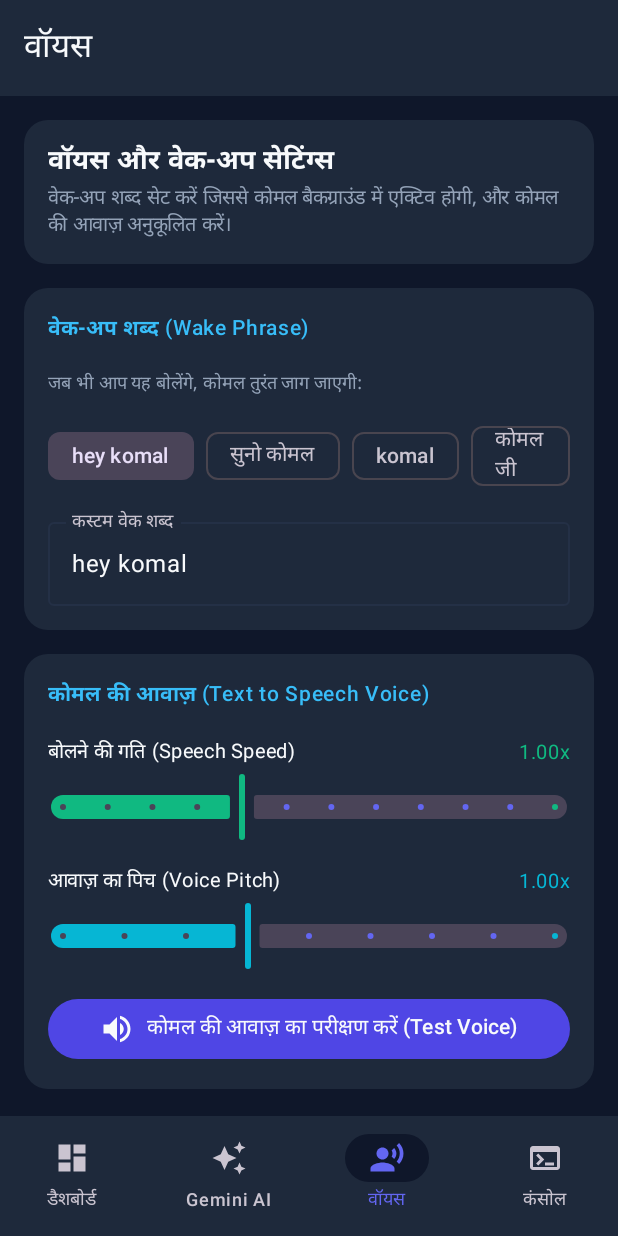
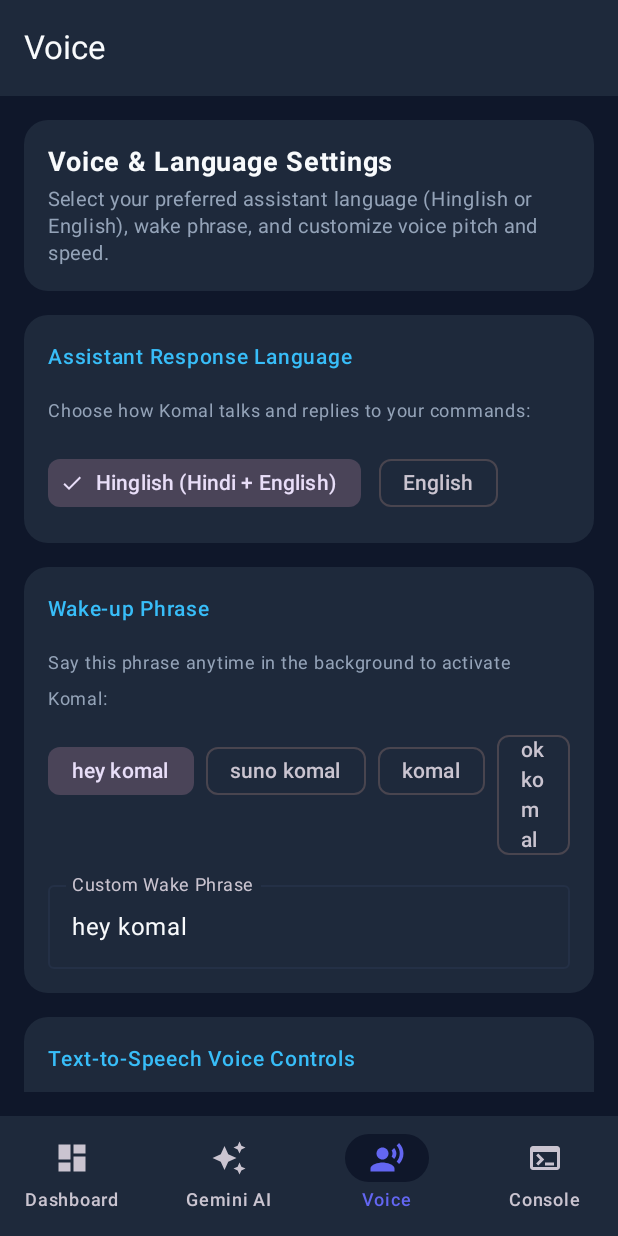
Before and after one commit to raufzen/KomalAI, an Android app built with Jetpack Compose: the screen it shows after launch (MainActivity), item 3 of the bottom bar chosen, on a phone screen of 412 x 824 dp. Run offline under Robolectric (Android 15) with nearby library versions, the phone set to English and light mode, and no system bars.

Commit message:
feat: add Hinglish + English language support, update UI and docs

```diff
--- a/app/src/main/java/com/komal/ai/data/PreferencesManager.kt
+++ b/app/src/main/java/com/komal/ai/data/PreferencesManager.kt
@@ -27,8 +27,15 @@ class PreferencesManager(context: Context) {
         get() = prefs.getString("wake_word", "hey komal") ?: "hey komal"
         set(value) = prefs.edit().putString("wake_word", value).apply()
 
+    /**
+     * App language: "hinglish" or "english"
+     */
+    var appLanguage: String
+        get() = prefs.getString("app_language", "hinglish") ?: "hinglish"
+        set(value) = prefs.edit().putString("app_language", value).apply()
+
     var voiceLanguage: String
-        get() = prefs.getString("voice_language", "hi_IN") ?: "hi_IN"
+        get() = prefs.getString("voice_language", "en_IN") ?: "en_IN"
         set(value) = prefs.edit().putString("voice_language", value).apply()
 
     var ttsPitch: Float
--- a/app/src/main/java/com/komal/ai/ui/MainActivity.kt
+++ b/app/src/main/java/com/komal/ai/ui/MainActivity.kt
@@ -25,19 +25,17 @@ import com.komal.ai.ui.theme.KomalAITheme
 import com.komal.ai.ui.theme.PrimaryIndigo
 
 enum class KomalTab(val title: String, val icon: ImageVector) {
-    DASHBOARD("डैशबोर्ड", Icons.Default.Dashboard),
+    DASHBOARD("Dashboard", Icons.Default.Dashboard),
     GEMINI("Gemini AI", Icons.Default.AutoAwesome),
-    VOICE("वॉयस", Icons.Default.RecordVoiceOver),
-    CONSOLE("कंसोल", Icons.Default.Terminal)
+    VOICE("Voice", Icons.Default.RecordVoiceOver),
+    CONSOLE("Console", Icons.Default.Terminal)
 }
 
 class MainActivity : ComponentActivity() {
 
     private val requestPermissionLauncher = registerForActivityResult(
         ActivityResultContracts.RequestMultiplePermissions()
-    ) { permissions ->
-        // Permissions granted callback
-    }
+    ) { permissions -> }
 
     override fun onCreate(savedInstanceState: Bundle?) {
         super.onCreate(savedInstanceState)
--- a/app/src/main/java/com/komal/ai/ui/screens/DashboardScreen.kt
+++ b/app/src/main/java/com/komal/ai/ui/screens/DashboardScreen.kt
@@ -100,7 +100,7 @@ fun DashboardScreen(onNavigateToGemini: () -> Unit) {
                                 color = Color.White
                             )
                             Text(
-                                text = "Phone Controller & Voice Automation",
+                                text = "Autonomous Phone Controller & Voice Agent",
                                 fontSize = 13.sp,
                                 color = Color.White.copy(alpha = 0.8f)
                             )
@@ -110,7 +110,7 @@ fun DashboardScreen(onNavigateToGemini: () -> Unit) {
                     Spacer(modifier = Modifier.height(16.dp))
 
                     Text(
-                        text = "बोलिए: \"सुनो कोमल, WhatsApp पर Rahul को मैसेज करो\" या \"YouTube पर गाने चलाओ\"",
+                        text = "Try saying: \"Hey Komal, WhatsApp pe Rahul ko Hello bhejo\" or \"Play songs on YouTube\"",
                         fontSize = 13.sp,
                         color = Color.White.copy(alpha = 0.9f),
                         lineHeight = 18.sp
@@ -134,13 +134,13 @@ fun DashboardScreen(onNavigateToGemini: () -> Unit) {
             ) {
                 Column(modifier = Modifier.weight(1f)) {
                     Text(
-                        text = "पृष्ठभूमि वॉयस सेवा (Background Wake)",
+                        text = "Background Voice Wake-up",
                         fontWeight = FontWeight.SemiBold,
                         fontSize = 15.sp,
                         color = TextPrimary
                     )
                     Text(
-                        text = if (isVoiceActive) "सक्रिय है - 'सुनो कोमल' सुन रहा है" else "निष्क्रिय - चालू करने के लिए स्विच दबाएं",
+                        text = if (isVoiceActive) "Active - Listening for '${prefs.wakeWord}'" else "Disabled - Toggle switch to enable",
                         fontSize = 12.sp,
                         color = if (isVoiceActive) AccentEmerald else TextSecondary
                     )
@@ -166,7 +166,7 @@ fun DashboardScreen(onNavigateToGemini: () -> Unit) {
         }
 
         Text(
-            text = "सिस्टम अनुमतियां (System Permissions)",
+            text = "Required Permissions",
             fontSize = 14.sp,
             fontWeight = FontWeight.Bold,
             color = AccentCyanLight
@@ -175,7 +175,7 @@ fun DashboardScreen(onNavigateToGemini: () -> Unit) {
         // Permission Card 1: Accessibility Service
         PermissionStatusCard(
             title = "Phone Controller Accessibility Service",
-            subtitle = "फ़ोन स्क्रीन पढ़ने, WhatsApp में टाइपिंग और क्लिक करने के लिए आवश्यक है",
+            subtitle = "Required to inspect screen, auto-type in WhatsApp, tap buttons and scroll",
             icon = Icons.Default.Accessibility,
             isGranted = isAccessibilityActive,
             actionLabel = "Enable in Settings",
@@ -190,10 +190,10 @@ fun DashboardScreen(onNavigateToGemini: () -> Unit) {
         // Permission Card 2: Draw Over Other Apps (Overlay)
         PermissionStatusCard(
             title = "Floating Assistant Bubble (Overlay)",
-            subtitle = "फ़ोन पर किसी भी ऐप के ऊपर कोमल का फ्लोटिंग इंटरफ़ेस दिखाने के लिए",
+            subtitle = "Shows dynamic floating pill indicator over other apps when Komal is active",
             icon = Icons.Default.Layers,
             isGranted = isOverlayGranted,
-            actionLabel = "Grant Overlay",
+            actionLabel = "Grant Overlay Permission",
             onClick = {
                 if (Build.VERSION.SDK_INT >= Build.VERSION_CODES.M) {
                     val intent = Intent(
@@ -207,7 +207,7 @@ fun DashboardScreen(onNavigateToGemini: () -> Unit) {
             }
         )
 
-        // Gemini API Configuration Quick Card
+        // Gemini AI Quick Status Card
         Card(
             shape = RoundedCornerShape(16.dp),
             colors = CardDefaults.cardColors(containerColor = DarkSurface),
@@ -224,7 +224,7 @@ fun DashboardScreen(onNavigateToGemini: () -> Unit) {
                         tint = AccentCyan
                     )
                     Text(
-                        text = "Google Gemini AI मॉडल स्थिति",
+                        text = "Google Gemini AI Status",
                         fontWeight = FontWeight.SemiBold,
                         color = TextPrimary
                     )
@@ -234,7 +234,7 @@ fun DashboardScreen(onNavigateToGemini: () -> Unit) {
 
                 val hasKey = prefs.apiKey.isNotBlank()
                 Text(
-                    text = if (hasKey) "सक्रिय मॉडल: ${prefs.selectedMainModel}" else "Gemini API Key अभी सेट नहीं है!",
+                    text = if (hasKey) "Active Model: ${prefs.selectedMainModel}" else "Gemini API Key is not set yet!",
                     fontSize = 13.sp,
                     color = if (hasKey) AccentEmerald else AccentRose
                 )
@@ -246,7 +246,7 @@ fun DashboardScreen(onNavigateToGemini: () -> Unit) {
                     modifier = Modifier.fillMaxWidth(),
                     colors = ButtonDefaults.outlinedButtonColors(contentColor = AccentCyan)
                 ) {
-                    Text("API Key और मॉडल कॉन्फ़िगर करें")
+                    Text("Configure API Key & Models")
                 }
             }
         }
@@ -296,7 +296,7 @@ fun PermissionStatusCard(
                     contentColor = if (isGranted) AccentEmerald else AccentAmber
                 ) {
                     Text(
-                        text = if (isGranted) "Active" else "Needed",
+                        text = if (isGranted) "Granted" else "Required",
                         fontSize = 11.sp,
                         fontWeight = FontWeight.Bold,
                         modifier = Modifier.padding(horizontal = 6.dp, vertical = 2.dp)
--- a/app/src/main/java/com/komal/ai/ui/screens/VoiceSettingsScreen.kt
+++ b/app/src/main/java/com/komal/ai/ui/screens/VoiceSettingsScreen.kt
@@ -25,12 +25,12 @@ fun VoiceSettingsScreen() {
     val app = context.applicationContext as KomalApp
     val prefs = app.preferencesManager
 
+    var appLanguage by remember { mutableStateOf(prefs.appLanguage) }
     var wakeWordInput by remember { mutableStateOf(prefs.wakeWord) }
     var speechPitch by remember { mutableFloatStateOf(prefs.ttsPitch) }
     var speechSpeed by remember { mutableFloatStateOf(prefs.ttsSpeed) }
-    var voiceLanguage by remember { mutableStateOf(prefs.voiceLanguage) }
 
-    val presetWakePhrases = listOf("hey komal", "सुनो कोमल", "komal", "कोमल जी")
+    val presetWakePhrases = listOf("hey komal", "suno komal", "komal", "ok komal")
 
     Column(
         modifier = Modifier
@@ -48,14 +48,14 @@ fun VoiceSettingsScreen() {
         ) {
             Column(modifier = Modifier.padding(16.dp)) {
                 Text(
-                    text = "वॉयस और वेक-अप सेटिंग्स",
+                    text = "Voice & Language Settings",
                     fontSize = 18.sp,
                     fontWeight = FontWeight.Bold,
                     color = TextPrimary
                 )
                 Spacer(modifier = Modifier.height(4.dp))
                 Text(
-                    text = "वेक-अप शब्द सेट करें जिससे कोमल बैकग्राउंड में एक्टिव होगी, और कोमल की आवाज़ अनुकूलित करें।",
+                    text = "Select your preferred assistant language (Hinglish or English), wake phrase, and customize voice pitch and speed.",
                     fontSize = 13.sp,
                     color = TextSecondary,
                     lineHeight = 18.sp
@@ -63,7 +63,7 @@ fun VoiceSettingsScreen() {
             }
         }
 
-        // Wake Word Settings
+        // Assistant Language Selection Card (Hinglish / English)
         Card(
             shape = RoundedCornerShape(16.dp),
             colors = CardDefaults.cardColors(containerColor = DarkSurface),
@@ -74,19 +74,83 @@ fun VoiceSettingsScreen() {
                 verticalArrangement = Arrangement.spacedBy(12.dp)
             ) {
                 Text(
-                    text = "वेक-अप शब्द (Wake Phrase)",
+                    text = "Assistant Response Language",
                     fontWeight = FontWeight.SemiBold,
                     fontSize = 14.sp,
                     color = AccentCyanLight
                 )
 
                 Text(
-                    text = "जब भी आप यह बोलेंगे, कोमल तुरंत जाग जाएगी:",
+                    text = "Choose how Komal talks and replies to your commands:",
                     fontSize = 12.sp,
                     color = TextSecondary
                 )
 
-                // Quick presets
+                Row(
+                    modifier = Modifier.fillMaxWidth(),
+                    horizontalArrangement = Arrangement.spacedBy(12.dp)
+                ) {
+                    // Option 1: Hinglish
+                    FilterChip(
+                        selected = appLanguage == "hinglish",
+                        onClick = {
+                            appLanguage = "hinglish"
+                            prefs.appLanguage = "hinglish"
+                            app.ttsManager.setLanguage("hinglish")
+                            Toast.makeText(context, "Language set to Hinglish", Toast.LENGTH_SHORT).show()
+                        },
+                        label = { Text("Hinglish (Hindi + English)") },
+                        leadingIcon = {
+                            if (appLanguage == "hinglish") {
+                                Icon(Icons.Default.Check, contentDescription = null, modifier = Modifier.size(16.dp))
+                            }
+                        }
+                    )
+
+                    // Option 2: English
+                    FilterChip(
+                        selected = appLanguage == "english",
+                        onClick = {
+                            appLanguage = "english"
+                            prefs.appLanguage = "english"
+                            app.ttsManager.setLanguage("english")
+                            Toast.makeText(context, "Language set to English", Toast.LENGTH_SHORT).show()
+                        },
+                        label = { Text("English") },
+                        leadingIcon = {
+                            if (appLanguage == "english") {
+                                Icon(Icons.Default.Check, contentDescription = null, modifier = Modifier.size(16.dp))
+                            }
+                        }
+                    )
+                }
+            }
+        }
+
+        // Wake Word Settings Card
+        Card(
+            shape = RoundedCornerShape(16.dp),
+            colors = CardDefaults.cardColors(containerColor = DarkSurface),
+            modifier = Modifier.fillMaxWidth()
+        ) {
+            Column(
+                modifier = Modifier.padding(16.dp),
+                verticalArrangement = Arrangement.spacedBy(12.dp)
+            ) {
+                Text(
+                    text = "Wake-up Phrase",
+                    fontWeight = FontWeight.SemiBold,
+                    fontSize = 14.sp,
+                    color = AccentCyanLight
+                )
+
+                Text(
+                    text = "Say this phrase anytime in the background to activate Komal:",
+                    fontSize = 12.sp,
+                    color = TextSecondary
+                )
+
+                // Presets
                 Row(
                     modifier = Modifier.fillMaxWidth(),
                     horizontalArrangement = Arrangement.spacedBy(8.dp)
@@ -97,7 +161,7 @@ fun VoiceSettingsScreen() {
                             onClick = {
                                 wakeWordInput = phrase
                                 prefs.wakeWord = phrase
-                                Toast.makeText(context, "वेक-अप शब्द सेट: '$phrase'", Toast.LENGTH_SHORT).show()
+                                Toast.makeText(context, "Wake phrase set: '$phrase'", Toast.LENGTH_SHORT).show()
                             },
                             label = { Text(phrase) }
                         )
@@ -110,7 +174,7 @@ fun VoiceSettingsScreen() {
                         wakeWordInput = it
                         prefs.wakeWord = it
                     },
-                    label = { Text("कस्टम वेक शब्द") },
+                    label = { Text("Custom Wake Phrase") },
                     modifier = Modifier.fillMaxWidth(),
                     colors = OutlinedTextFieldDefaults.colors(
                         focusedBorderColor = PrimaryIndigo,
@@ -133,7 +197,7 @@ fun VoiceSettingsScreen() {
                 verticalArrangement = Arrangement.spacedBy(14.dp)
             ) {
                 Text(
-                    text = "कोमल की आवाज़ (Text to Speech Voice)",
+                    text = "Text-to-Speech Voice Controls",
                     fontWeight = FontWeight.SemiBold,
                     fontSize = 14.sp,
                     color = AccentCyanLight
@@ -145,7 +209,7 @@ fun VoiceSettingsScreen() {
                         modifier = Modifier.fillMaxWidth(),
                         horizontalArrangement = Arrangement.SpaceBetween
                     ) {
-                        Text(text = "बोलने की गति (Speech Speed)", fontSize = 13.sp, color = TextPrimary)
+                        Text(text = "Speech Speed", fontSize = 13.sp, color = TextPrimary)
                         Text(text = String.format("%.2fx", speechSpeed), fontSize = 13.sp, color = AccentEmerald)
                     }
                     Slider(
@@ -169,7 +233,7 @@ fun VoiceSettingsScreen() {
                         modifier = Modifier.fillMaxWidth(),
                         horizontalArrangement = Arrangement.SpaceBetween
                     ) {
-                        Text(text = "आवाज़ का पिच (Voice Pitch)", fontSize = 13.sp, color = TextPrimary)
+                        Text(text = "Voice Pitch", fontSize = 13.sp, color = TextPrimary)
                         Text(text = String.format("%.2fx", speechPitch), fontSize = 13.sp, color = AccentCyan)
                     }
                     Slider(
@@ -190,18 +254,19 @@ fun VoiceSettingsScreen() {
                 // Test Voice Button
                 Button(
                     onClick = {
-                        app.ttsManager.speak(
-                            text = "नमस्ते! मैं कोमल हूँ, आपकी निजी AI फ़ोन सहायक। मैं आपके आदेश पर YouTube, WhatsApp और पूरा फोन चला सकती हूँ।",
-                            pitch = speechPitch,
-                            speed = speechSpeed
-                        )
+                        val sampleText = if (appLanguage == "english") {
+                            "Hello! I am Komal, your autonomous AI phone controller. I can open WhatsApp, play YouTube, and control your device on your voice command."
+                        } else {
+                            "Hello! Main Komal hoon, aapki AI phone controller. Main aapke voice command pe WhatsApp, YouTube aur pura phone chala sakti hoon."
+                        }
+                        app.ttsManager.speak(sampleText, pitch = speechPitch, speed = speechSpeed)
                     },
                     modifier = Modifier.fillMaxWidth(),
                     colors = ButtonDefaults.buttonColors(containerColor = PrimaryIndigoDark)
                 ) {
                     Icon(imageVector = Icons.Default.VolumeUp, contentDescription = null)
                     Spacer(modifier = Modifier.width(8.dp))
-                    Text("कोमल की आवाज़ का परीक्षण करें (Test Voice)")
+                    Text("Test Komal Voice")
                 }
             }
         }
```
Also changed, not shown: app/src/main/java/com/komal/ai/accessibility/ScreenActionExecutor.kt (+17 -20 lines), app/src/main/java/com/komal/ai/gemini/GeminiApiClient.kt (+22 -15 lines), app/src/main/java/com/komal/ai/service/VoiceWakeService.kt (+16 -20 lines), app/src/main/java/com/komal/ai/tts/KomalTtsManager.kt (+22 -4 lines), app/src/main/java/com/komal/ai/ui/screens/GeminiSettingsScreen.kt (+23 -24 lines), app/src/main/java/com/komal/ai/ui/screens/TestConsoleScreen.kt (+16 -14 lines), 2 other files.
